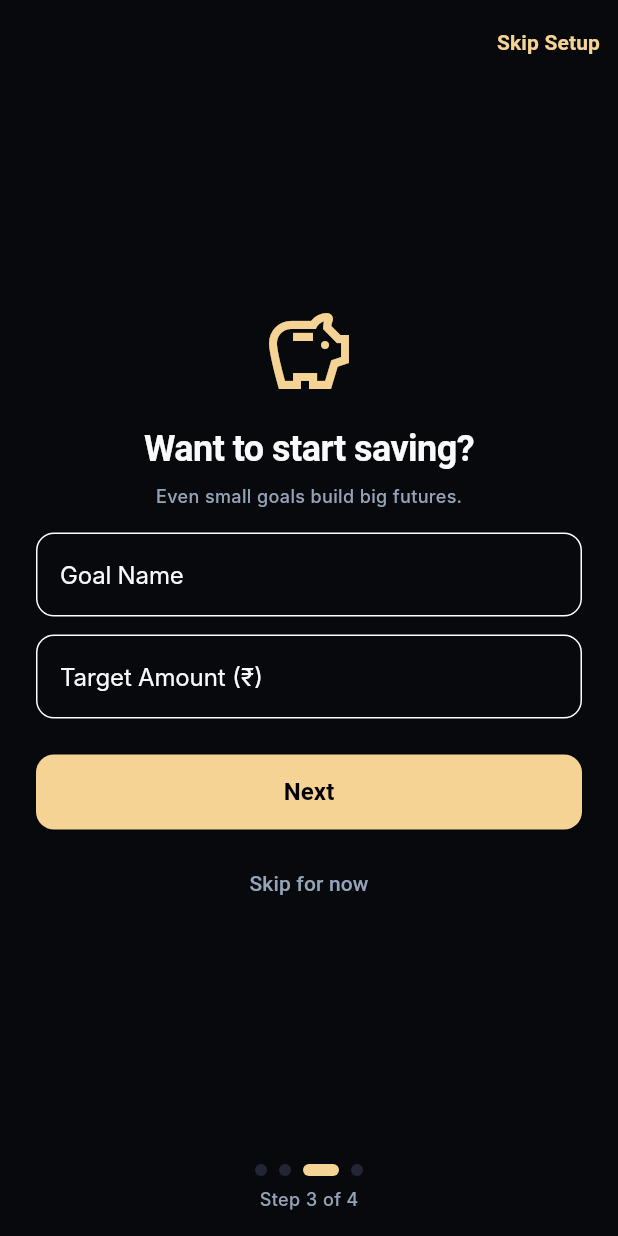
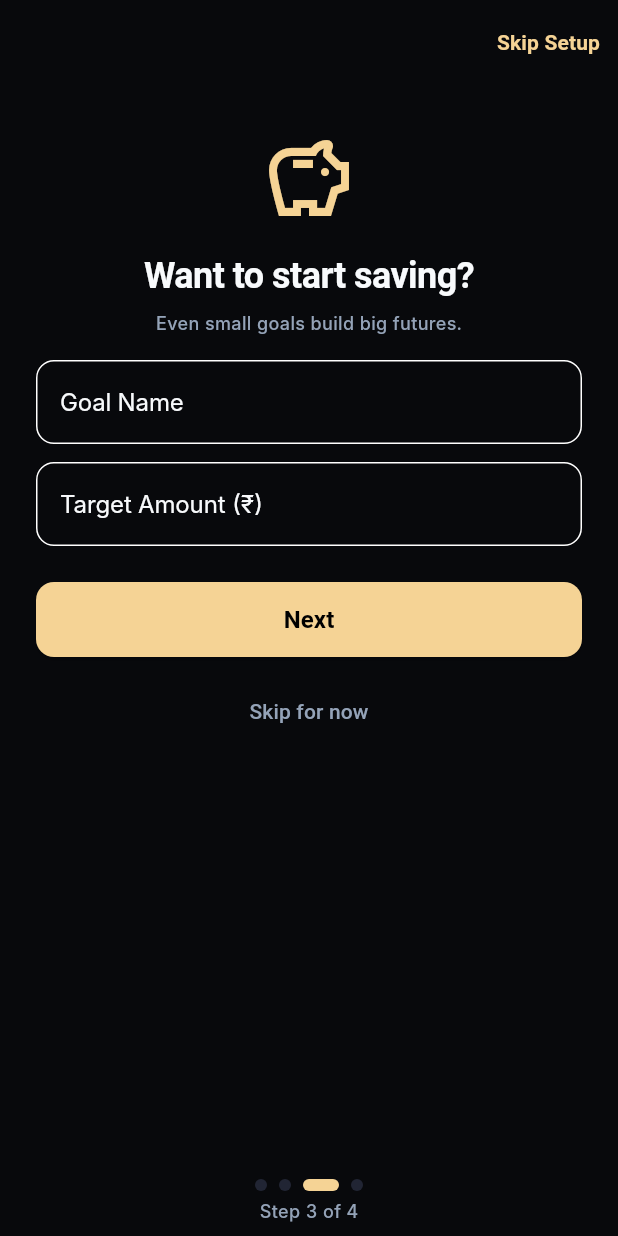
Before and after one commit to Sundaram6/Your_Budget_Manager, a Flutter app: the screen it shows after launch, after a tap on "Get Started", after a tap on "Next", on a phone screen of 412 x 824 dp. Run offline on Flutter 3.47's test engine with Material 3 defaults, Android fonts, the phone set to English and light mode, and no system bars; our stand-ins replace drift, file_picker, fl_chart, flutter_animate, flutter_riverpod, flutter_secure_storage and 8 more; missing offline and left inert: encrypt, flutter_sms_inbox, pointycastle; accounts and stored records are empty; generated files the repository leaves out were written again; Roboto replaces fonts that are missing (Inter, Syne).

Commit message:
fix(onboarding): fix PageController navigation and wrap pages in SingleChildScrollView with resizeToAvoidBottomInset

```diff
--- a/lib/features/onboarding/presentation/screens/onboarding_screen.dart
+++ b/lib/features/onboarding/presentation/screens/onboarding_screen.dart
@@ -19,7 +19,7 @@ class OnboardingScreen extends ConsumerStatefulWidget {
 }
 
 class _OnboardingScreenState extends ConsumerState<OnboardingScreen> {
-  final PageController _pageController = PageController();
+  late final PageController _pageController;
   int _currentPage = 0;
 
   // Page 2 State
@@ -34,6 +34,12 @@ class _OnboardingScreenState extends ConsumerState<OnboardingScreen> {
   bool _isLoading = false;
 
   @override
+  void initState() {
+    super.initState();
+    _pageController = PageController();
+  }
+
+  @override
   void dispose() {
     _pageController.dispose();
     _budgetController.dispose();
@@ -43,7 +49,7 @@ class _OnboardingScreenState extends ConsumerState<OnboardingScreen> {
   }
 
   void _nextPage() {
-    if (_currentPage < 3) {
+    if (_pageController.hasClients) {
       _pageController.nextPage(
         duration: const Duration(milliseconds: 300),
         curve: Curves.easeInOut,
@@ -63,42 +69,38 @@ class _OnboardingScreenState extends ConsumerState<OnboardingScreen> {
     }
   }
 
-  Future<void> _saveBudgetAndNext() async {
+  void _saveBudgetAndNext() {
     final text = _budgetController.text.trim();
     final rupees = double.tryParse(text) ?? 0.0;
     if (rupees > 0) {
       final now = DateTime.now();
       final engine = ref.read(budgetEngineProvider);
-      await engine.setMonthlyBudget(
+      engine.setMonthlyBudget(
         amountPaise: (rupees * 100).round(),
         month: now.month,
         year: now.year,
       );
-      if (mounted) {
       ScaffoldMessenger.of(context).showSnackBar(
         SnackBar(content: Text('Monthly budget set to ₹${rupees.toStringAsFixed(0)}!')),
       );
     }
-    }
     _nextPage();
   }
 
-  Future<void> _saveGoalAndNext() async {
+  void _saveGoalAndNext() {
     final name = _goalNameController.text.trim();
     final amountText = _goalAmountController.text.trim();
     final rupees = double.tryParse(amountText) ?? 0.0;
 
     if (name.isNotEmpty && rupees > 0) {
       final engine = ref.read(savingsEngineProvider);
-      await engine.createGoal(
+      engine.createGoal(
         name: name,
         targetAmountPaise: (rupees * 100).round(),
       );
-      if (mounted) {
       ScaffoldMessenger.of(context).showSnackBar(
         SnackBar(content: Text('Savings Goal "$name" created!')),
       );
-      }
     }
     _nextPage();
   }
@@ -139,6 +141,7 @@ class _OnboardingScreenState extends ConsumerState<OnboardingScreen> {
   Widget build(BuildContext context) {
     return Scaffold(
       backgroundColor: AppColors.darkCanvas,
+      resizeToAvoidBottomInset: true,
       appBar: AppBar(
         backgroundColor: Colors.transparent,
         elevation: 0,
@@ -152,7 +155,8 @@ class _OnboardingScreenState extends ConsumerState<OnboardingScreen> {
           ),
         ],
       ),
-      body: _isLoading
+      body: SafeArea(
+        child: _isLoading
             ? const Center(child: CircularProgressIndicator())
             : Column(
                 children: [
@@ -171,8 +175,9 @@ class _OnboardingScreenState extends ConsumerState<OnboardingScreen> {
 
                   // Progress Dots Indicator & Step Counter
                   Padding(
-                  padding: const EdgeInsets.all(AppSpacing.space4),
+                    padding: const EdgeInsets.symmetric(horizontal: AppSpacing.space4, vertical: AppSpacing.space2),
                     child: Column(
+                      mainAxisSize: MainAxisSize.min,
                       children: [
                         Row(
                           mainAxisAlignment: MainAxisAlignment.center,
@@ -189,7 +194,7 @@ class _OnboardingScreenState extends ConsumerState<OnboardingScreen> {
                             );
                           }),
                         ),
-                      const SizedBox(height: 8),
+                        const SizedBox(height: 6),
                         Text(
                           'Step ${_currentPage + 1} of 4',
                           style: AppTypography.caption.copyWith(color: AppColors.darkTextSecondary, fontSize: 12),
@@ -199,16 +204,19 @@ class _OnboardingScreenState extends ConsumerState<OnboardingScreen> {
                   ),
                 ],
               ),
+      ),
     );
   }
 
   // PAGE 1 — Welcome
   Widget _buildPage1Welcome() {
-    return Padding(
+    return SingleChildScrollView(
+      physics: const BouncingScrollPhysics(),
       padding: const EdgeInsets.all(AppSpacing.space6),
       child: Column(
         mainAxisAlignment: MainAxisAlignment.center,
         children: [
+          const SizedBox(height: AppSpacing.space4),
           const Icon(Icons.account_balance_wallet_outlined, size: 80, color: AppColors.darkGoldPrimary),
           const SizedBox(height: AppSpacing.space6),
           Text(
@@ -243,11 +251,13 @@ class _OnboardingScreenState extends ConsumerState<OnboardingScreen> {
 
   // PAGE 2 — Monthly Budget
   Widget _buildPage2Budget() {
-    return Padding(
+    return SingleChildScrollView(
+      physics: const BouncingScrollPhysics(),
       padding: const EdgeInsets.all(AppSpacing.space6),
       child: Column(
         mainAxisAlignment: MainAxisAlignment.center,
         children: [
+          const SizedBox(height: AppSpacing.space2),
           const Icon(Icons.calculate_outlined, size: 64, color: AppColors.darkGoldPrimary),
           const SizedBox(height: AppSpacing.space4),
           Text(
@@ -299,11 +309,13 @@ class _OnboardingScreenState extends ConsumerState<OnboardingScreen> {
 
   // PAGE 3 — Savings Goal
   Widget _buildPage3SavingsGoal() {
-    return Padding(
+    return SingleChildScrollView(
+      physics: const BouncingScrollPhysics(),
       padding: const EdgeInsets.all(AppSpacing.space6),
       child: Column(
         mainAxisAlignment: MainAxisAlignment.center,
         children: [
+          const SizedBox(height: AppSpacing.space2),
           const Icon(Icons.savings_outlined, size: 64, color: AppColors.darkGoldPrimary),
           const SizedBox(height: AppSpacing.space4),
           Text(
@@ -365,11 +377,13 @@ class _OnboardingScreenState extends ConsumerState<OnboardingScreen> {
 
   // PAGE 4 — SMS Auto-Tracking
   Widget _buildPage4SmsAutoTrack() {
-    return Padding(
+    return SingleChildScrollView(
+      physics: const BouncingScrollPhysics(),
       padding: const EdgeInsets.all(AppSpacing.space6),
       child: Column(
         mainAxisAlignment: MainAxisAlignment.center,
         children: [
+          const SizedBox(height: AppSpacing.space2),
           const Icon(Icons.sms_outlined, size: 64, color: AppColors.darkGoldPrimary),
           const SizedBox(height: AppSpacing.space4),
           Text(
```
Lines whose indentation alone changed are shown as unchanged.
